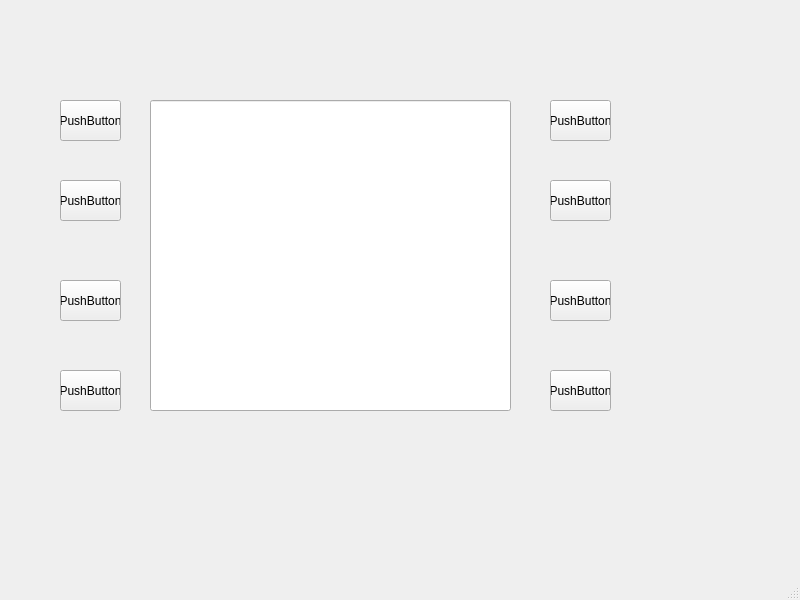
Before: the Qt Designer form bankautomat/mainwindow.ui in banksimul2022/group14, drawn with Qt 5.
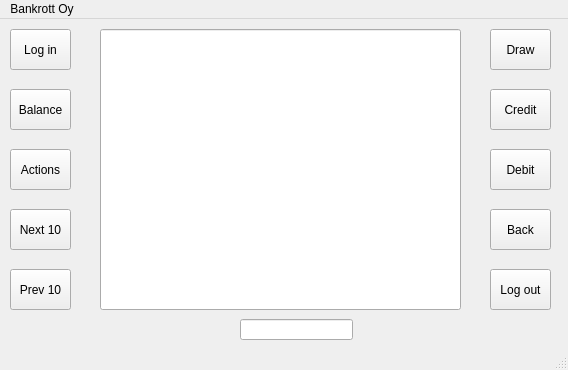
After: the same form once the commit is applied.

What changed in the file:
```diff
--- a/bankautomat/mainwindow.ui
+++ b/bankautomat/mainwindow.ui
@@ -6,140 +6,188 @@
    <rect>
     <x>0</x>
     <y>0</y>
-    <width>800</width>
-    <height>600</height>
+    <width>568</width>
+    <height>370</height>
    </rect>
   </property>
   <property name="windowTitle">
    <string>MainWindow</string>
   </property>
   <widget class="QWidget" name="centralwidget">
-   <widget class="QLineEdit" name="lineEdit">
+   <widget class="QPushButton" name="btnlogout">
     <property name="geometry">
      <rect>
-      <x>150</x>
-      <y>100</y>
+      <x>490</x>
+      <y>250</y>
+      <width>61</width>
+      <height>41</height>
+     </rect>
+    </property>
+    <property name="text">
+     <string>Log out</string>
+    </property>
+   </widget>
+   <widget class="QPushButton" name="btnlogin">
+    <property name="geometry">
+     <rect>
+      <x>10</x>
+      <y>10</y>
+      <width>61</width>
+      <height>41</height>
+     </rect>
+    </property>
+    <property name="text">
+     <string>Log in</string>
+    </property>
+   </widget>
+   <widget class="QPushButton" name="btnprev">
+    <property name="geometry">
+     <rect>
+      <x>10</x>
+      <y>250</y>
+      <width>61</width>
+      <height>41</height>
+     </rect>
+    </property>
+    <property name="text">
+     <string>Prev 10</string>
+    </property>
+   </widget>
+   <widget class="QPushButton" name="btnnext">
+    <property name="geometry">
+     <rect>
+      <x>10</x>
+      <y>190</y>
+      <width>61</width>
+      <height>41</height>
+     </rect>
+    </property>
+    <property name="text">
+     <string>Next 10</string>
+    </property>
+   </widget>
+   <widget class="QLineEdit" name="lnscreen">
+    <property name="geometry">
+     <rect>
+      <x>100</x>
+      <y>10</y>
       <width>361</width>
-      <height>311</height>
+      <height>281</height>
      </rect>
     </property>
    </widget>
    <widget class="QPushButton" name="pushButton">
     <property name="geometry">
      <rect>
-      <x>60</x>
-      <y>100</y>
+      <x>490</x>
+      <y>70</y>
       <width>61</width>
       <height>41</height>
      </rect>
     </property>
     <property name="text">
-     <string>PushButton</string>
+     <string>Credit</string>
     </property>
    </widget>
    <widget class="QPushButton" name="pushButton_2">
     <property name="geometry">
      <rect>
-      <x>60</x>
-      <y>180</y>
+      <x>490</x>
+      <y>10</y>
       <width>61</width>
       <height>41</height>
      </rect>
     </property>
     <property name="text">
-     <string>PushButton</string>
+     <string>Draw</string>
     </property>
    </widget>
    <widget class="QPushButton" name="pushButton_3">
     <property name="geometry">
      <rect>
-      <x>60</x>
-      <y>280</y>
+      <x>10</x>
+      <y>130</y>
       <width>61</width>
       <height>41</height>
      </rect>
     </property>
     <property name="text">
-     <string>PushButton</string>
+     <string>Actions</string>
     </property>
    </widget>
    <widget class="QPushButton" name="pushButton_4">
     <property name="geometry">
      <rect>
-      <x>60</x>
-      <y>370</y>
+      <x>490</x>
+      <y>130</y>
       <width>61</width>
       <height>41</height>
      </rect>
     </property>
     <property name="text">
-     <string>PushButton</string>
+     <string>Debit</string>
     </property>
    </widget>
    <widget class="QPushButton" name="pushButton_5">
     <property name="geometry">
      <rect>
-      <x>550</x>
-      <y>180</y>
+      <x>490</x>
+      <y>190</y>
       <width>61</width>
       <height>41</height>
      </rect>
     </property>
     <property name="text">
-     <string>PushButton</string>
+     <string>Back</string>
     </property>
    </widget>
-   <widget class="QPushButton" name="pushButton_6">
+   <widget class="QLineEdit" name="lnstate">
     <property name="geometry">
      <rect>
-      <x>550</x>
-      <y>280</y>
-      <width>61</width>
-      <height>41</height>
+      <x>240</x>
+      <y>300</y>
+      <width>113</width>
+      <height>21</height>
      </rect>
     </property>
-    <property name="text">
-     <string>PushButton</string>
-    </property>
    </widget>
    <widget class="QPushButton" name="pushButton_7">
     <property name="geometry">
      <rect>
-      <x>550</x>
-      <y>100</y>
+      <x>10</x>
+      <y>70</y>
       <width>61</width>
       <height>41</height>
      </rect>
     </property>
     <property name="text">
-     <string>PushButton</string>
-    </property>
-   </widget>
-   <widget class="QPushButton" name="pushButton_8">
-    <property name="geometry">
-     <rect>
-      <x>550</x>
-      <y>370</y>
-      <width>61</width>
-      <height>41</height>
-     </rect>
-    </property>
-    <property name="text">
-     <string>PushButton</string>
+     <string>Balance</string>
     </property>
    </widget>
   </widget>
+  <widget class="QStatusBar" name="statusbar"/>
   <widget class="QMenuBar" name="menubar">
    <property name="geometry">
     <rect>
      <x>0</x>
      <y>0</y>
-     <width>800</width>
+     <width>568</width>
      <height>20</height>
     </rect>
    </property>
+   <widget class="QMenu" name="menuBankrot_Oy">
+    <property name="title">
+     <string>Bankrott Oy</string>
+    </property>
+   </widget>
+   <widget class="QMenu" name="menu">
+    <property name="title">
+     <string/>
+    </property>
+   </widget>
+   <addaction name="menuBankrot_Oy"/>
+   <addaction name="menu"/>
   </widget>
-  <widget class="QStatusBar" name="statusbar"/>
  </widget>
  <resources/>
  <connections/>
```
Left out of the diff: 12 changed lines with no effect on the pictures.
